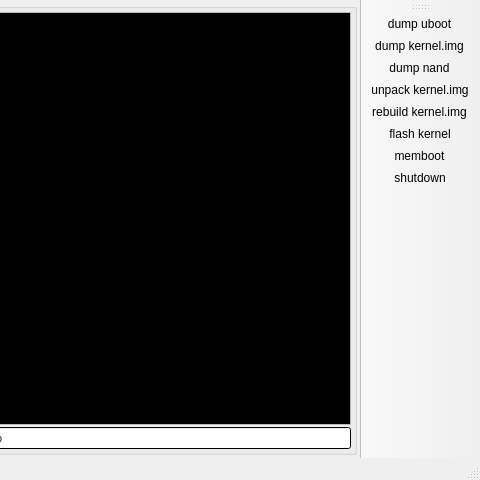
Qt form hakchi-gui/src/mainwindow.ui (madmonkey1907/hakchi) before a commit; both pictures show x 380 to 860 and y 0 to 480 of the 860 by 480 pixel window.
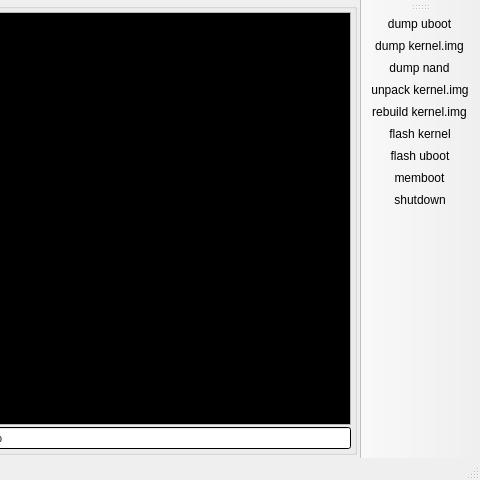
The same form after that commit.

Commit message: uboot flash added

What changed in the file:
```diff
--- a/hakchi-gui/src/mainwindow.ui
+++ b/hakchi-gui/src/mainwindow.ui
@@ -220,6 +220,7 @@
    <addaction name="actionUnpack_kernel_img"/>
    <addaction name="actionRebuild_kernel_img"/>
    <addaction name="actionFlash_kernel"/>
+   <addaction name="actionFlash_uboot"/>
    <addaction name="actionMemboot"/>
    <addaction name="actionShutdown"/>
   </widget>
@@ -264,6 +265,11 @@
     <string>dump nand</string>
    </property>
   </action>
+  <action name="actionFlash_uboot">
+   <property name="text">
+    <string>flash uboot</string>
+   </property>
+  </action>
  </widget>
  <layoutdefault spacing="6" margin="11"/>
  <resources/>
```
The commit also changes 5 other files.
